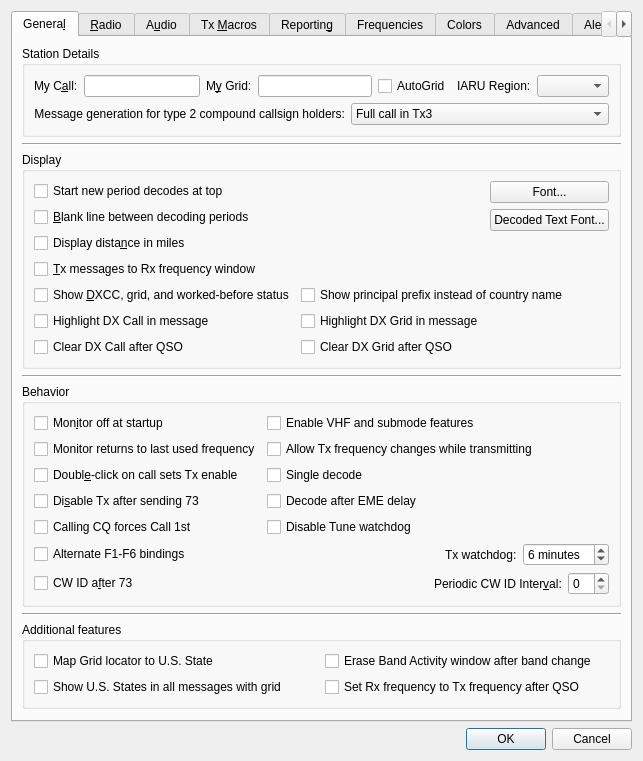
Qt form Configuration_Alerts.ui (uaro-radio/wsjtx) before a commit.
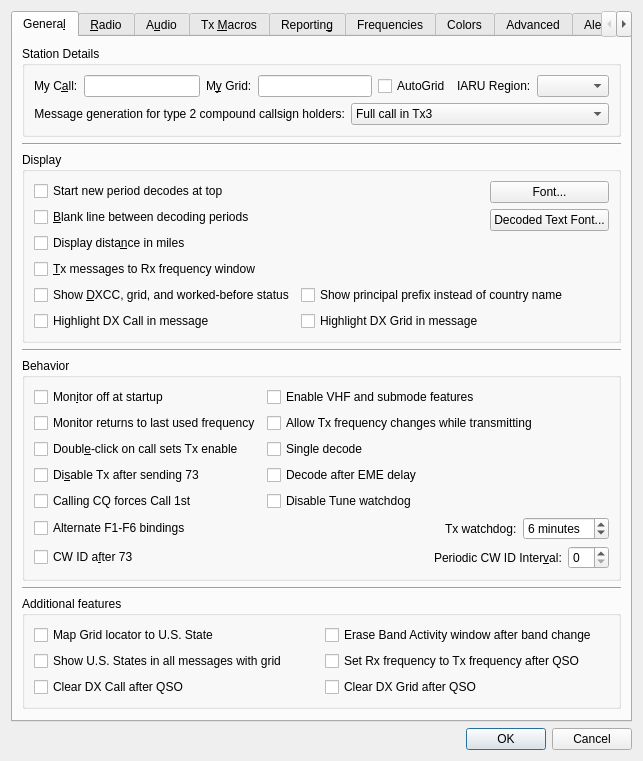
The same form after that commit. Custom widgets are drawn as their Qt base class.

Commit message: Place "Clear DX Call / DX Grid after QSO" under "Additional features" to align UI with WSJT-X.

The edit to the form file:
```diff
--- a/Configuration_Alerts.ui
+++ b/Configuration_Alerts.ui
@@ -7,7 +7,7 @@
     <x>0</x>
     <y>0</y>
     <width>643</width>
-    <height>687</height>
+    <height>753</height>
    </rect>
   </property>
   <property name="windowTitle">
@@ -282,13 +282,6 @@
             </property>
            </widget>
           </item>
-          <item row="6" column="1">
-           <widget class="QCheckBox" name="cbClearDXgrid">
-            <property name="text">
-             <string>Clear DX Grid after QSO</string>
-            </property>
-           </widget>
-          </item>
           <item row="1" column="0">
            <widget class="QCheckBox" name="insert_blank_check_box">
             <property name="toolTip">
@@ -306,13 +299,6 @@
             </property>
            </widget>
           </item>
-          <item row="6" column="0">
-           <widget class="QCheckBox" name="cbClearDXcall">
-            <property name="text">
-             <string>Clear DX Call after QSO</string>
-            </property>
-           </widget>
-          </item>
          </layout>
         </widget>
        </item>
@@ -568,6 +554,20 @@
             </property>
            </widget>
           </item>
+          <item row="2" column="0">
+           <widget class="QCheckBox" name="cbClearDXcall">
+            <property name="text">
+             <string>Clear DX Call after QSO</string>
+            </property>
+           </widget>
+          </item>
+          <item row="2" column="1">
+           <widget class="QCheckBox" name="cbClearDXgrid">
+            <property name="text">
+             <string>Clear DX Grid after QSO</string>
+            </property>
+           </widget>
+          </item>
          </layout>
         </widget>
        </item>
```
Left out of the diff: 29 changed lines with no effect on the pictures. The commit also changes 1 other file.
